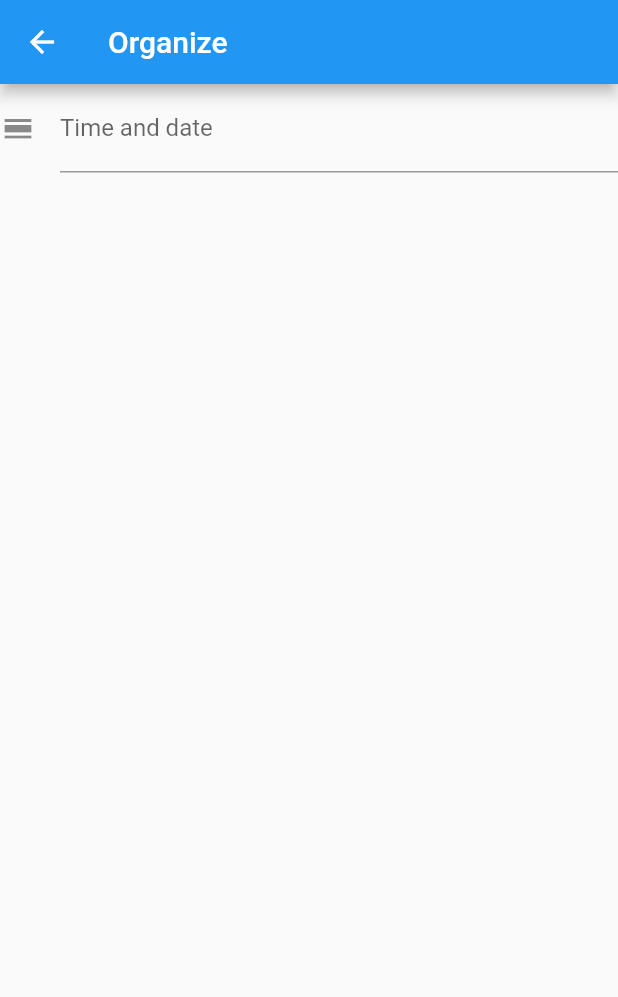
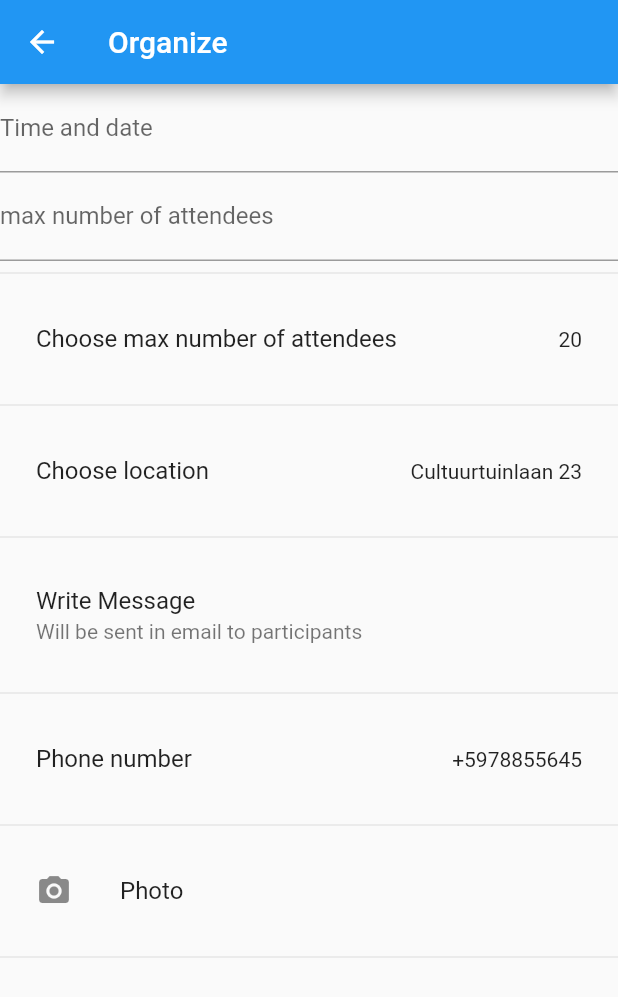
Before and after one commit to GDSC-ADEK/gdsc-solution, a Flutter app: the OrganizeScreen screen opened directly, on a phone screen of 412 x 824 dp. Shown: the top 997 px of the screen. Run offline on Flutter 3.47's test engine with Material 2 defaults, Android fonts, the phone set to English and light mode, and no system bars; our stand-ins replace camera, cloud_firestore, firebase_auth, firebase_core, firebase_storage, google_maps_flutter and 1 more; accounts and stored records are empty.

Commit message:
Fixed "Incorrect use of ParentDataWidget"

```diff
--- a/lib/main.dart
+++ b/lib/main.dart
@@ -187,8 +187,7 @@ class EventScreen extends StatelessWidget {
             ),
           );
           retwidget.add(Container(
-              height: 80,
-              child: Expanded(child: ClosedEventList(db.getClosedEvents()))));
+              height: 80, child: ClosedEventList(db.getClosedEvents())));
 
           // Expanded(child: LocList()),
           // Expanded(child: LocTypeList()),
@@ -352,10 +351,7 @@ class EventPicturePages extends StatelessWidget {
 }
 
 class EventTile extends StatelessWidget {
-  EventTile(this.e) {
-
-
-  }
+  EventTile(this.e) {}
   final Event e;
   Widget build(BuildContext context) {
     final pictureToDisplay =
@@ -455,6 +451,7 @@ class EventDetail extends StatelessWidget {
 //https://api.flutter.dev/flutter/widgets/Form-class.html
 //https://api.flutter.dev/flutter/material/TextFormField-class.html
 //https://api.flutter.dev/flutter/widgets/FormField-class.html
+//https://docs.flutter.dev/cookbook/forms/validation
 class OrganizeScreen extends StatelessWidget {
   Widget build(BuildContext context) {
     return Scaffold(
@@ -467,8 +464,8 @@ class OrganizeScreen extends StatelessWidget {
             //https://pub.dev/packages/table_calendar
             TextFormField(
               decoration: const InputDecoration(
-                icon: Icon(Icons.calendar_view_day),
-                hintText: '22-3-2022?',
+                //icon: Icon(Icons.calendar_view_day),
+                //hintText: '22-3-2022',
                 labelText: 'Time and date',
               ),
               onSaved: (String? value) {
@@ -480,7 +477,70 @@ class OrganizeScreen extends StatelessWidget {
                     ? 'Do not use the @ char.'
                     : null;
               },
-            )
+            ),
+            TextFormField(
+              keyboardType: TextInputType.number,
+              decoration: const InputDecoration(
+                //icon: Icon(Icons.calendar_view_day),
+                //hintText: '22-3-2022',
+                labelText: 'max number of attendees',
+              ),
+              onSaved: (String? value) {
+                // This optional block of code can be used to run
+                // code when the user saves the form.
+              },
+              validator: (String? value) {
+                return (value != null && value.contains('@'))
+                    ? 'Do not use the @ char.'
+                    : null;
+              },
+            ),
+            Divider(),
+            TextButton(
+              onPressed: () {},
+              child: ListTile(
+                title: Text('Choose max number of attendees'),
+                trailing: Text('20'),
+              ),
+            ),
+            Divider(),
+            TextButton(
+              onPressed: () {},
+              child: ListTile(
+                title: Text('Choose location'),
+                trailing: Text('Cultuurtuinlaan 23'),
+              ),
+            ),
+            Divider(),
+            TextButton(
+              onPressed: () {},
+              child: ListTile(
+                title: Text('Write Message'),
+                subtitle: Text('Will be sent in email to participants'),
+              ),
+            ),
+            Divider(),
+            TextButton(
+              onPressed: () {},
+              child: ListTile(
+                title: Text('Phone number'),
+                trailing: Text('+5978855645'),
+              ),
+            ),
+            Divider(),
+            TextButton(
+              onPressed: () => Navigator.push(
+                context,
+                MaterialPageRoute(
+                  builder: (context) => TakePictureScreen(),
+                ),
+              ),
+              child: ListTile(
+                title: Text('Photo'),
+                leading: const Icon(Icons.camera_alt),
+              ),
+            ),
+            Divider(),
           ],
         )));
   }
```
